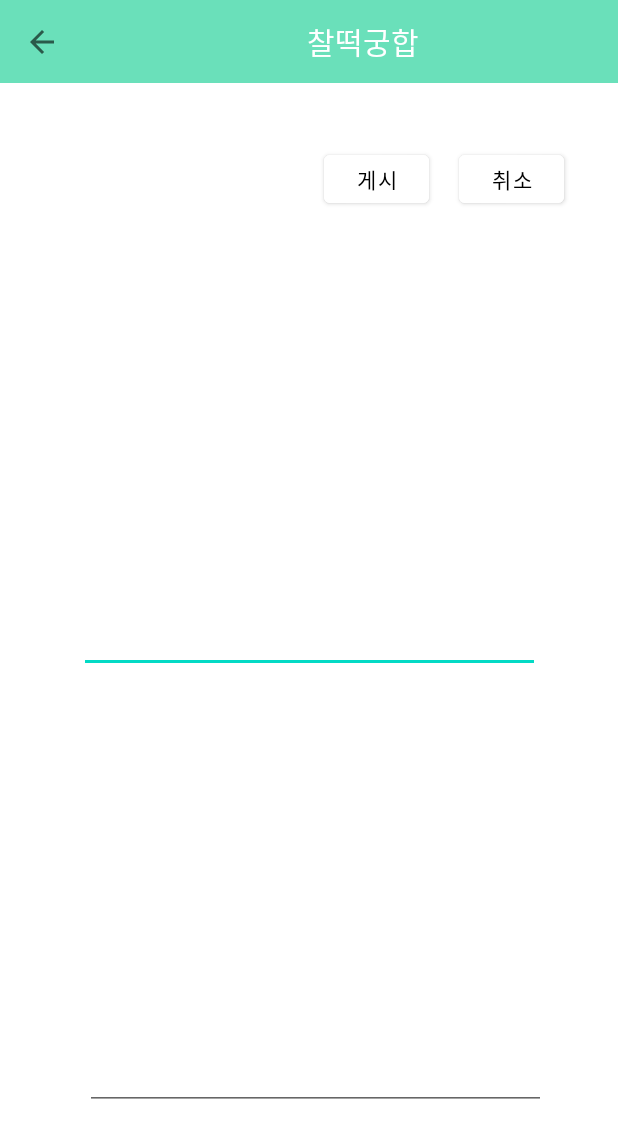
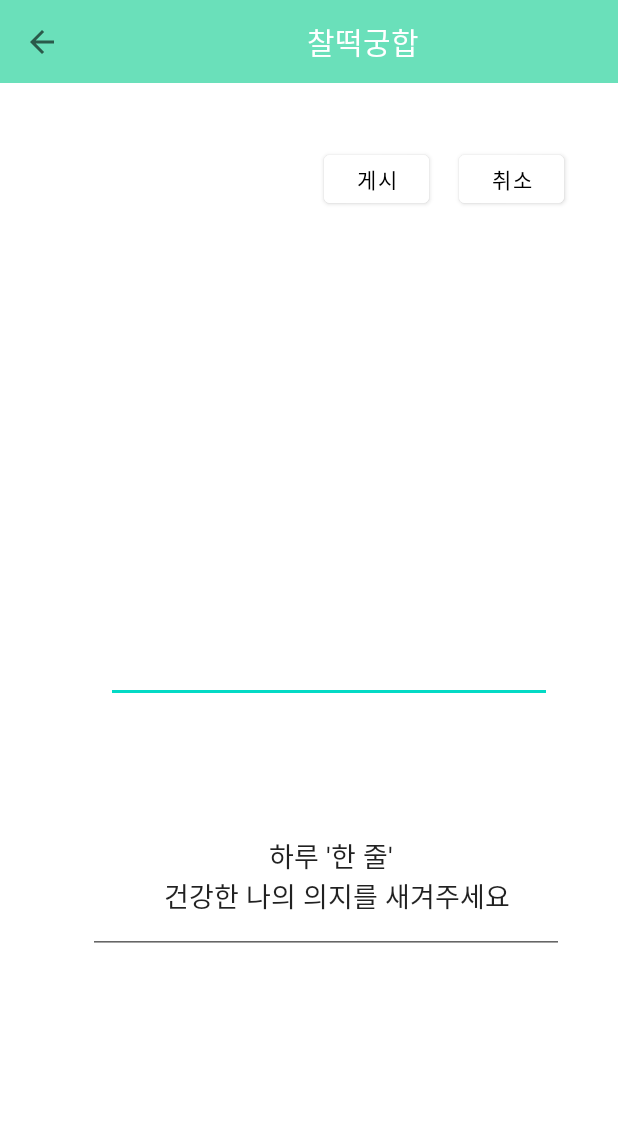
Before and after one commit to SMU-2021-1-SWProjects/LittleForest, an Android app: the HotTopicWrite screen opened directly, with no data from a screen before it, on a phone screen of 412 x 824 dp. Shown: the top 1138 px of the screen. Run offline under Robolectric (Android 15) with nearby library versions, the phone set to English and light mode, and no system bars; our stand-ins replace Firebase (no records; nobody signed in at launch, a user with empty details on screens opened directly).

Commit message:
일기 작성 레이아웃 수정
xml 위치 수정했습니다.

```diff
--- a/app/src/main/res/layout/hot_topic_write.xml
+++ b/app/src/main/res/layout/hot_topic_write.xml
@@ -36,21 +36,22 @@
         app:layout_constraintEnd_toEndOf="parent"
         app:layout_constraintTop_toBottomOf="@+id/include4" />
 
-    <EditText
+   <EditText
         android:id="@+id/edithotTopicTitle"
-        android:layout_width="307dp"
-        android:layout_height="80dp"
-        android:layout_marginEnd="4dp"
-        android:layout_marginBottom="48dp"
+        android:layout_width="297dp"
+        android:layout_height="86dp"
+        android:layout_marginEnd="8dp"
+        android:layout_marginBottom="64dp"
         app:layout_constraintBottom_toTopOf="@+id/edithotTopicContent"
         app:layout_constraintEnd_toEndOf="@+id/edithotTopicContent" />
 
     <EditText
         android:id="@+id/edithotTopicContent"
-        android:layout_width="307dp"
-        android:layout_height="243dp"
-        android:layout_marginEnd="48dp"
-        android:layout_marginBottom="84dp"
+        android:layout_width="317dp"
+        android:layout_height="103dp"
+        android:layout_marginEnd="36dp"
+        android:layout_marginBottom="188dp"
+        android:text="                         하루 '한 줄' \n          건강한 나의 의지를 새겨주세요 "
         app:layout_constraintBottom_toBottomOf="parent"
         app:layout_constraintEnd_toEndOf="parent" />
 
```
